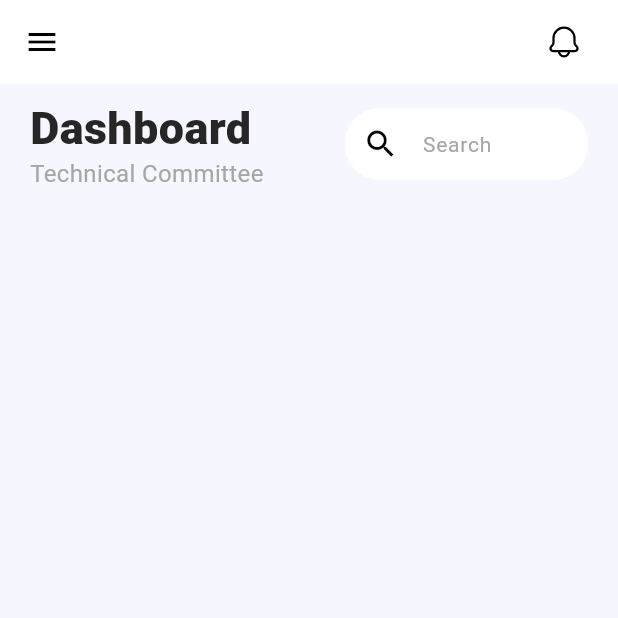
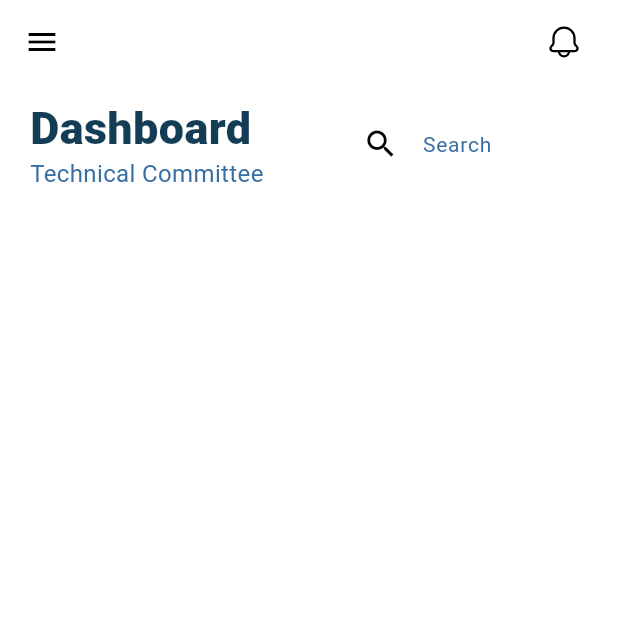
Before and after one commit to Amruthavalli-M/12DIT---BookTech, a Flutter app: the LeaderDashboard screen opened by its route, on a phone screen of 412 x 824 dp, the top half of it. Run offline on Flutter 3.47's test engine with Material 3 defaults, Android fonts, the phone set to English and light mode, and no system bars; our stand-ins replace flutter_svg, google_fonts.

Commit message:
Update theme.dart
FINAL VERSION

```diff
--- a/lib/utils/theme.dart
+++ b/lib/utils/theme.dart
@@ -1,11 +1,35 @@
 import 'package:flutter/material.dart';
+import 'package:google_fonts/google_fonts.dart';
 
 class MyAppColor {
-  static const backgroundColor = Color(0xfff5f6fe);
-  static const secondary = Color(0xffa6a6a6);
-  static const iconGray = Color(0xff767676);
-  static const primary = Color(0xff262626);
-  static const secondaryBg = Color(0xffececf6);
-  static const barBg = Color(0xffe3e3ee);
+  static const backgroundColor = Colors.white;            // white background
+  static const secondary = Color(0xFF386FA4);              // dark blue for fonts/text
+  static const iconGray = Color(0xFF59A5D8);                // light blue for icons (subtle)
+  static const primary = Color(0xFF133C55);                 // medium blue for sidebar bg
+  static const secondaryBg = Color.fromARGB(255, 255, 255, 255); // very light blue for secondary background
+  static const barBg = Color.fromARGB(255, 165, 227, 255); // pale blue for bars or highlights
+}
 
+class MyAppTheme {
+  static ThemeData lightTheme = ThemeData(
+    scaffoldBackgroundColor: MyAppColor.backgroundColor,
+    primaryColor: MyAppColor.primary,
+    textTheme: TextTheme(
+      headlineLarge: GoogleFonts.audiowide(
+        fontSize: 28,
+        fontWeight: FontWeight.bold,
+        color: MyAppColor.primary,
+      ),
+      titleMedium: TextStyle(
+        fontSize: 18,
+        color: MyAppColor.secondary,
+      ),
+
+      titleSmall: TextStyle(
+        fontSize: 16,
+        height: 1.4,
+        color: MyAppColor.secondary,
+      )
+    ),
+  );
 }
```
